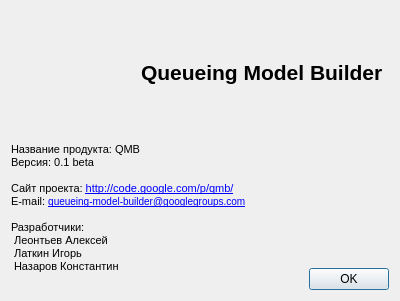
Old version of the form interface/aboutdialog.ui in the repository alekseyl1992/qmb.
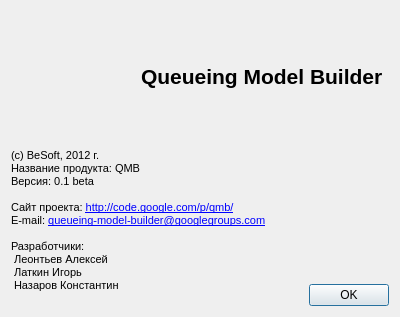
New version of the form. Icons and pictures are not drawn.

What changed in the file:
```diff
--- a/interface/aboutdialog.ui
+++ b/interface/aboutdialog.ui
@@ -7,19 +7,19 @@
     <x>0</x>
     <y>0</y>
     <width>400</width>
-    <height>301</height>
+    <height>317</height>
    </rect>
   </property>
   <property name="minimumSize">
    <size>
     <width>400</width>
-    <height>301</height>
+    <height>317</height>
    </size>
   </property>
   <property name="maximumSize">
    <size>
     <width>400</width>
-    <height>301</height>
+    <height>317</height>
    </size>
   </property>
   <property name="windowTitle">
@@ -60,11 +60,12 @@
 &lt;html&gt;&lt;head&gt;&lt;meta name=&quot;qrichtext&quot; content=&quot;1&quot; /&gt;&lt;style type=&quot;text/css&quot;&gt;
 p, li { white-space: pre-wrap; }
 &lt;/style&gt;&lt;/head&gt;&lt;body style=&quot; font-family:'MS Shell Dlg 2'; font-size:7.8pt; font-weight:400; font-style:normal;&quot;&gt;
+&lt;p style=&quot; margin-top:0px; margin-bottom:0px; margin-left:0px; margin-right:0px; -qt-block-indent:0; text-indent:0px;&quot;&gt;&lt;span style=&quot; font-size:8pt;&quot;&gt;(c) BeSoft, 2012 г.&lt;/span&gt;&lt;/p&gt;
 &lt;p style=&quot; margin-top:0px; margin-bottom:0px; margin-left:0px; margin-right:0px; -qt-block-indent:0; text-indent:0px;&quot;&gt;&lt;span style=&quot; font-size:8pt;&quot;&gt;Название продукта: QMB&lt;/span&gt;&lt;/p&gt;
 &lt;p style=&quot; margin-top:0px; margin-bottom:0px; margin-left:0px; margin-right:0px; -qt-block-indent:0; text-indent:0px;&quot;&gt;&lt;span style=&quot; font-size:8pt;&quot;&gt;Версия: 0.1 beta&lt;/span&gt;&lt;/p&gt;
 &lt;p style=&quot;-qt-paragraph-type:empty; margin-top:0px; margin-bottom:0px; margin-left:0px; margin-right:0px; -qt-block-indent:0; text-indent:0px; font-size:8pt;&quot;&gt;&lt;/p&gt;
 &lt;p style=&quot; margin-top:0px; margin-bottom:0px; margin-left:0px; margin-right:0px; -qt-block-indent:0; text-indent:0px;&quot;&gt;&lt;span style=&quot; font-size:8pt;&quot;&gt;Сайт проекта: &lt;/span&gt;&lt;a href=&quot;http://code.google.com/p/qmb/&quot;&gt;&lt;span style=&quot; font-size:8pt; text-decoration: underline; color:#0000ff;&quot;&gt;http://code.google.com/p/qmb/&lt;/span&gt;&lt;/a&gt;&lt;/p&gt;
-&lt;p style=&quot; margin-top:0px; margin-bottom:0px; margin-left:0px; margin-right:0px; -qt-block-indent:0; text-indent:0px;&quot;&gt;&lt;span style=&quot; font-size:8pt;&quot;&gt;E-mail: &lt;/span&gt;&lt;a href=&quot;mailto:queueing-model-builder@googlegroups.com&quot;&gt;&lt;span style=&quot; text-decoration: underline; color:#0000ff;&quot;&gt;queueing-model-builder@googlegroups.com&lt;/span&gt;&lt;/a&gt;&lt;/p&gt;
+&lt;p style=&quot; margin-top:0px; margin-bottom:0px; margin-left:0px; margin-right:0px; -qt-block-indent:0; text-indent:0px;&quot;&gt;&lt;span style=&quot; font-size:8pt;&quot;&gt;E-mail: &lt;/span&gt;&lt;a href=&quot;mailto:queueing-model-builder@googlegroups.com&quot;&gt;&lt;span style=&quot; font-size:8pt; text-decoration: underline; color:#0000ff;&quot;&gt;queueing-model-builder@googlegroups.com&lt;/span&gt;&lt;/a&gt;&lt;/p&gt;
 &lt;p style=&quot;-qt-paragraph-type:empty; margin-top:0px; margin-bottom:0px; margin-left:0px; margin-right:0px; -qt-block-indent:0; text-indent:0px; font-size:8pt;&quot;&gt;&lt;/p&gt;
 &lt;p style=&quot; margin-top:0px; margin-bottom:0px; margin-left:0px; margin-right:0px; -qt-block-indent:0; text-indent:0px;&quot;&gt;&lt;span style=&quot; font-size:8pt;&quot;&gt;Разработчики:&lt;/span&gt;&lt;/p&gt;
 &lt;p style=&quot; margin-top:0px; margin-bottom:0px; margin-left:0px; margin-right:0px; -qt-block-indent:0; text-indent:0px;&quot;&gt;&lt;span style=&quot; font-size:8pt;&quot;&gt; Леонтьев Алексей&lt;/span&gt;&lt;/p&gt;
```
